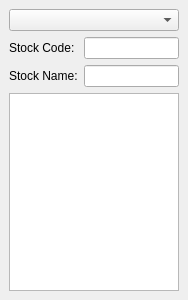
The window that trunk/ui/ui_stocklistallwgt.ui (ulandz/tcstock) describes before a commit, drawn with Qt 5.
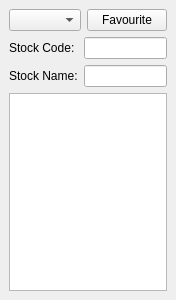
The same window after the commit.

```diff
--- a/trunk/ui/ui_stocklistallwgt.ui
+++ b/trunk/ui/ui_stocklistallwgt.ui
@@ -5,7 +5,7 @@
    <rect>
     <x>0</x>
     <y>0</y>
-    <width>188</width>
+    <width>163</width>
     <height>300</height>
    </rect>
   </property>
@@ -20,7 +20,32 @@
     <number>6</number>
    </property>
    <item>
-    <widget class="QComboBox" name="cbo1" />
+    <layout class="QHBoxLayout" >
+     <property name="margin" >
+      <number>0</number>
+     </property>
+     <property name="spacing" >
+      <number>6</number>
+     </property>
+     <item>
+      <widget class="QComboBox" name="cbo1" />
+     </item>
+     <item>
+      <widget class="QPushButton" name="btn1" >
+       <property name="sizePolicy" >
+        <sizepolicy>
+         <hsizetype>4</hsizetype>
+         <vsizetype>0</vsizetype>
+         <horstretch>0</horstretch>
+         <verstretch>0</verstretch>
+        </sizepolicy>
+       </property>
+       <property name="text" >
+        <string>Favourite</string>
+       </property>
+      </widget>
+     </item>
+    </layout>
    </item>
    <item>
     <layout class="QHBoxLayout" >
```
